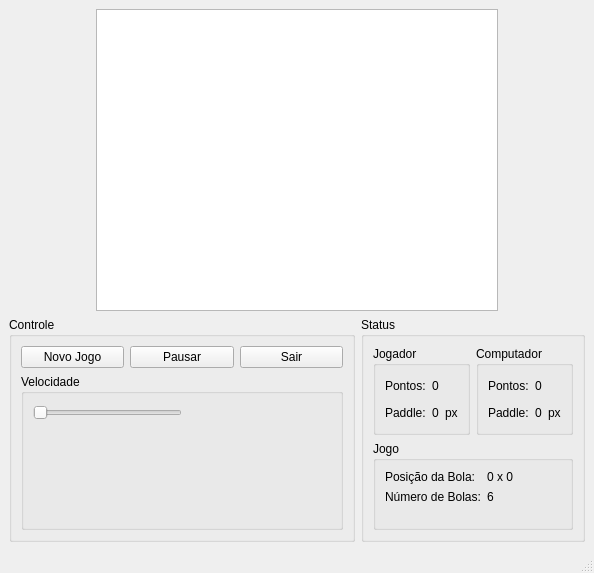
First picture: the form in src/breakout_window.ui, repository arthurbailao/pac-breakout, before the edit.
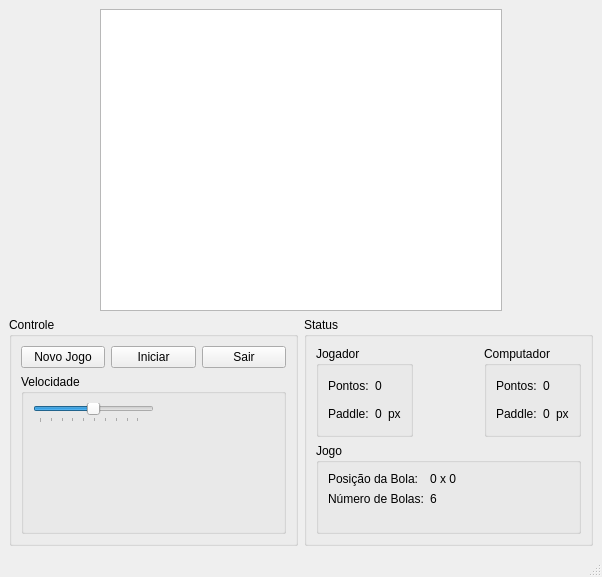
Second picture: the form after the edit.

Diff of the .ui file:
```diff
--- a/src/breakout_window.ui
+++ b/src/breakout_window.ui
@@ -6,15 +6,15 @@
    <rect>
     <x>0</x>
     <y>0</y>
-    <width>594</width>
-    <height>573</height>
+    <width>602</width>
+    <height>577</height>
    </rect>
   </property>
   <property name="windowTitle">
    <string>Breakout</string>
   </property>
   <widget class="QWidget" name="centralwidget">
-   <layout class="QVBoxLayout" name="verticalLayout_4">
+   <layout class="QVBoxLayout" name="verticalLayout_6">
     <item>
      <layout class="QHBoxLayout" name="horizontalLayout_5">
       <item>
@@ -62,7 +62,7 @@
      </layout>
     </item>
     <item>
-     <layout class="QHBoxLayout" name="horizontalLayout_4">
+     <layout class="QHBoxLayout" name="horizontalLayout_9">
       <item>
        <widget class="QGroupBox" name="groupBox">
         <property name="title">
@@ -81,7 +81,7 @@
            <item>
             <widget class="QPushButton" name="pushButton_2">
              <property name="text">
-              <string>Pausar</string>
+              <string>Iniciar</string>
              </property>
             </widget>
            </item>
@@ -103,10 +103,28 @@
             <item>
              <layout class="QHBoxLayout" name="horizontalLayout">
               <item>
-               <widget class="QSlider" name="horizontalSlider">
+               <widget class="QSlider" name="ballSpeedSlider">
+                <property name="minimum">
+                 <number>1</number>
+                </property>
+                <property name="maximum">
+                 <number>99</number>
+                </property>
+                <property name="value">
+                 <number>50</number>
+                </property>
                 <property name="orientation">
                  <enum>Qt::Horizontal</enum>
                 </property>
+                <property name="invertedAppearance">
+                 <bool>false</bool>
+                </property>
+                <property name="invertedControls">
+                 <bool>false</bool>
+                </property>
+                <property name="tickPosition">
+                 <enum>QSlider::TicksBelow</enum>
+                </property>
                </widget>
               </item>
               <item>
@@ -148,88 +166,115 @@
         <property name="title">
          <string>Status</string>
         </property>
-        <layout class="QVBoxLayout" name="verticalLayout_2">
+        <layout class="QVBoxLayout" name="verticalLayout_5">
          <item>
-          <layout class="QHBoxLayout" name="horizontalLayout_3">
+          <layout class="QHBoxLayout" name="horizontalLayout_8">
            <item>
             <widget class="QGroupBox" name="groupBox_4">
              <property name="title">
               <string>Jogador</string>
              </property>
-             <layout class="QGridLayout" name="gridLayout">
-              <item row="1" column="0">
-               <widget class="QLabel" name="label_3">
+             <layout class="QVBoxLayout" name="verticalLayout_2">
+              <item>
+               <layout class="QHBoxLayout" name="horizontalLayout_3">
+                <item>
+                 <widget class="QLabel" name="label">
                 <property name="text">
-                 <string>Paddle:</string>
+                   <string>Pontos:</string>
                 </property>
                </widget>
               </item>
-              <item row="1" column="2">
-               <widget class="QLabel" name="label_4">
-                <property name="text">
-                 <string>px</string>
-                </property>
-               </widget>
-              </item>
-              <item row="0" column="1">
+                <item>
                <widget class="QLabel" name="labelPlayerPoints">
                 <property name="text">
                  <string>0</string>
                 </property>
                </widget>
               </item>
-              <item row="1" column="1">
+               </layout>
+              </item>
+              <item>
+               <layout class="QHBoxLayout" name="horizontalLayout_4">
+                <item>
+                 <widget class="QLabel" name="label_3">
+                  <property name="text">
+                   <string>Paddle:</string>
+                  </property>
+                 </widget>
+                </item>
+                <item>
                <widget class="QLabel" name="labelPlayerPaddlePos">
                 <property name="text">
                  <string>0</string>
                 </property>
                </widget>
               </item>
-              <item row="0" column="0">
-               <widget class="QLabel" name="label">
+                <item>
+                 <widget class="QLabel" name="label_4">
                 <property name="text">
-                 <string>Pontos:</string>
+                   <string>px</string>
                 </property>
                </widget>
               </item>
              </layout>
+              </item>
+             </layout>
             </widget>
            </item>
+           <item>
+            <spacer name="horizontalSpacer_4">
+             <property name="orientation">
+              <enum>Qt::Horizontal</enum>
+             </property>
+             <property name="sizeHint" stdset="0">
+              <size>
+               <width>40</width>
+               <height>20</height>
+              </size>
+             </property>
+            </spacer>
+           </item>
            <item>
             <widget class="QGroupBox" name="groupBox_5">
              <property name="title">
               <string>Computador</string>
              </property>
-             <layout class="QGridLayout" name="gridLayout_2">
-              <item row="0" column="0">
+             <layout class="QVBoxLayout" name="verticalLayout_4">
+              <item>
+               <layout class="QHBoxLayout" name="horizontalLayout_6">
+                <item>
                <widget class="QLabel" name="label_2">
                 <property name="text">
                  <string>Pontos:</string>
                 </property>
                </widget>
               </item>
-              <item row="0" column="1">
+                <item>
                <widget class="QLabel" name="labelComputerPoints">
                 <property name="text">
                  <string>0</string>
                 </property>
                </widget>
               </item>
-              <item row="1" column="0">
+               </layout>
+              </item>
+              <item>
+               <layout class="QHBoxLayout" name="horizontalLayout_7">
+                <item>
                <widget class="QLabel" name="label_5">
                 <property name="text">
                  <string>Paddle:</string>
                 </property>
                </widget>
               </item>
-              <item row="1" column="1">
+                <item>
                <widget class="QLabel" name="labelComputerPaddlePos">
                 <property name="text">
                  <string>0</string>
                 </property>
                </widget>
               </item>
-              <item row="1" column="2">
+                <item>
                <widget class="QLabel" name="label_6">
                 <property name="text">
                  <string>px</string>
@@ -237,6 +282,8 @@
                </widget>
               </item>
              </layout>
+              </item>
+             </layout>
             </widget>
            </item>
           </layout>
```
Left out of the diff: 8 changed lines with no effect on the pictures. Lines whose indentation alone changed are shown as unchanged.
